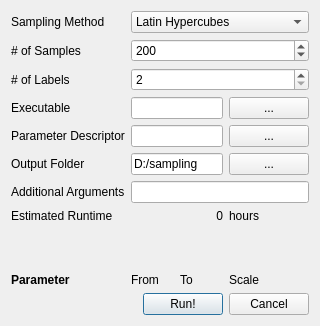
First picture: the form in modules/GEMSe/samplingSettings.ui, repository 3dct/open_iA, before the edit.
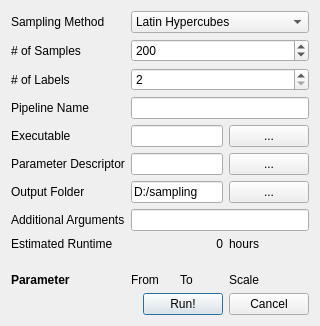
Second picture: the form after the edit.

Commit message: GEMSe: Add pipeline name

What changed in the file:
```diff
--- a/modules/GEMSe/samplingSettings.ui
+++ b/modules/GEMSe/samplingSettings.ui
@@ -14,7 +14,7 @@
    <string>Sampling Settings</string>
   </property>
   <layout class="QGridLayout" name="gridLayout">
-   <item row="17" column="2">
+   <item row="18" column="2">
     <spacer name="verticalSpacer">
      <property name="orientation">
       <enum>Qt::Vertical</enum>
@@ -27,7 +27,7 @@
      </property>
     </spacer>
    </item>
-   <item row="18" column="0">
+   <item row="19" column="0">
     <widget class="QLabel" name="label_4">
      <property name="text">
       <string>&lt;html&gt;&lt;head/&gt;&lt;body&gt;&lt;p&gt;&lt;span style=&quot; font-weight:600;&quot;&gt;Parameter&lt;/span&gt;&lt;/p&gt;&lt;/body&gt;&lt;/html&gt;</string>
@@ -37,14 +37,14 @@
      </property>
     </widget>
    </item>
-   <item row="13" column="0">
+   <item row="14" column="0">
     <widget class="QLabel" name="label_12">
      <property name="text">
       <string>Estimated Runtime</string>
      </property>
     </widget>
    </item>
-   <item row="8" column="0">
+   <item row="9" column="0">
     <widget class="QLabel" name="label_8">
      <property name="text">
       <string>Output Folder</string>
@@ -58,14 +58,14 @@
      </property>
     </widget>
    </item>
-   <item row="5" column="0">
+   <item row="6" column="0">
     <widget class="QLabel" name="label_3">
      <property name="text">
       <string>Executable</string>
      </property>
     </widget>
    </item>
-   <item row="6" column="0">
+   <item row="7" column="0">
     <widget class="QLabel" name="label_2">
      <property name="text">
       <string>Parameter Descriptor</string>
@@ -79,49 +79,49 @@
      </property>
     </widget>
    </item>
-   <item row="18" column="1">
+   <item row="19" column="1">
     <widget class="QLabel" name="label_5">
      <property name="text">
       <string>From</string>
      </property>
     </widget>
    </item>
-   <item row="18" column="2">
+   <item row="19" column="2">
     <widget class="QLabel" name="label_6">
      <property name="text">
       <string>To</string>
      </property>
     </widget>
    </item>
-   <item row="18" column="3">
+   <item row="19" column="3">
     <widget class="QLabel" name="label_9">
      <property name="text">
       <string>Scale</string>
      </property>
     </widget>
    </item>
-   <item row="8" column="1" colspan="2">
+   <item row="9" column="1" colspan="2">
     <widget class="QLineEdit" name="leOutputFolder">
      <property name="text">
       <string>D:/sampling</string>
      </property>
     </widget>
    </item>
-   <item row="8" column="3">
+   <item row="9" column="3">
     <widget class="QPushButton" name="pbChooseOutputFolder">
      <property name="text">
       <string>...</string>
      </property>
     </widget>
    </item>
-   <item row="6" column="1" colspan="2">
+   <item row="7" column="1" colspan="2">
     <widget class="QLineEdit" name="leParamDescriptor">
      <property name="text">
       <string/>
      </property>
     </widget>
    </item>
-   <item row="6" column="3">
+   <item row="7" column="3">
     <widget class="QPushButton" name="pbChooseParameterDescriptor">
      <property name="text">
       <string>...</string>
@@ -161,14 +161,14 @@
      </item>
     </widget>
    </item>
-   <item row="13" column="3">
+   <item row="14" column="3">
     <widget class="QLabel" name="label_13">
      <property name="text">
       <string>hours</string>
      </property>
     </widget>
    </item>
-   <item row="13" column="1" colspan="2">
+   <item row="14" column="1" colspan="2">
     <widget class="QLabel" name="lbEstimate">
      <property name="text">
       <string>0</string>
@@ -178,21 +178,52 @@
      </property>
     </widget>
    </item>
-   <item row="5" column="1" colspan="2">
+   <item row="6" column="1" colspan="2">
     <widget class="QLineEdit" name="leExecutable">
      <property name="text">
       <string/>
      </property>
     </widget>
    </item>
-   <item row="5" column="3">
+   <item row="6" column="3">
     <widget class="QPushButton" name="pbChooseExecutable">
      <property name="text">
       <string>...</string>
      </property>
     </widget>
    </item>
-   <item row="24" column="0" colspan="4">
+   <item row="10" column="0">
+    <widget class="QLabel" name="label_7">
+     <property name="text">
+      <string>Additional Arguments</string>
+     </property>
+    </widget>
+   </item>
+   <item row="10" column="1" colspan="3">
+    <widget class="QLineEdit" name="leAdditionalArguments">
+     <property name="text">
+      <string/>
+     </property>
+    </widget>
+   </item>
+   <item row="4" column="0">
+    <widget class="QLabel" name="label_10">
+     <property name="text">
+      <string># of Labels</string>
+     </property>
+    </widget>
+   </item>
+   <item row="4" column="1" colspan="3">
+    <widget class="QSpinBox" name="sbLabelCount">
+     <property name="minimum">
+      <number>2</number>
+     </property>
+     <property name="maximum">
+      <number>99999999</number>
+     </property>
+    </widget>
+   </item>
+   <item row="25" column="0" colspan="4">
     <widget class="QWidget" name="wdButtonBar" native="true">
      <layout class="QHBoxLayout" name="horizontalLayout">
       <property name="spacing">
@@ -243,37 +274,20 @@
      </layout>
     </widget>
    </item>
-   <item row="9" column="0">
-    <widget class="QLabel" name="label_7">
+   <item row="5" column="0">
+    <widget class="QLabel" name="label_14">
      <property name="text">
-      <string>Additional Arguments</string>
+      <string>Pipeline Name</string>
      </property>
     </widget>
    </item>
-   <item row="9" column="1" colspan="3">
-    <widget class="QLineEdit" name="leAdditionalArguments">
+   <item row="5" column="1" colspan="3">
+    <widget class="QLineEdit" name="lePipelineName">
      <property name="text">
       <string/>
      </property>
     </widget>
    </item>
-   <item row="4" column="0">
-    <widget class="QLabel" name="label_10">
-     <property name="text">
-      <string># of Labels</string>
-     </property>
-    </widget>
-   </item>
-   <item row="4" column="1" colspan="3">
-    <widget class="QSpinBox" name="sbLabelCount">
-     <property name="minimum">
-      <number>2</number>
-     </property>
-     <property name="maximum">
-      <number>99999999</number>
-     </property>
-    </widget>
-   </item>
   </layout>
  </widget>
  <tabstops>
```
The commit also changes 14 other files.
